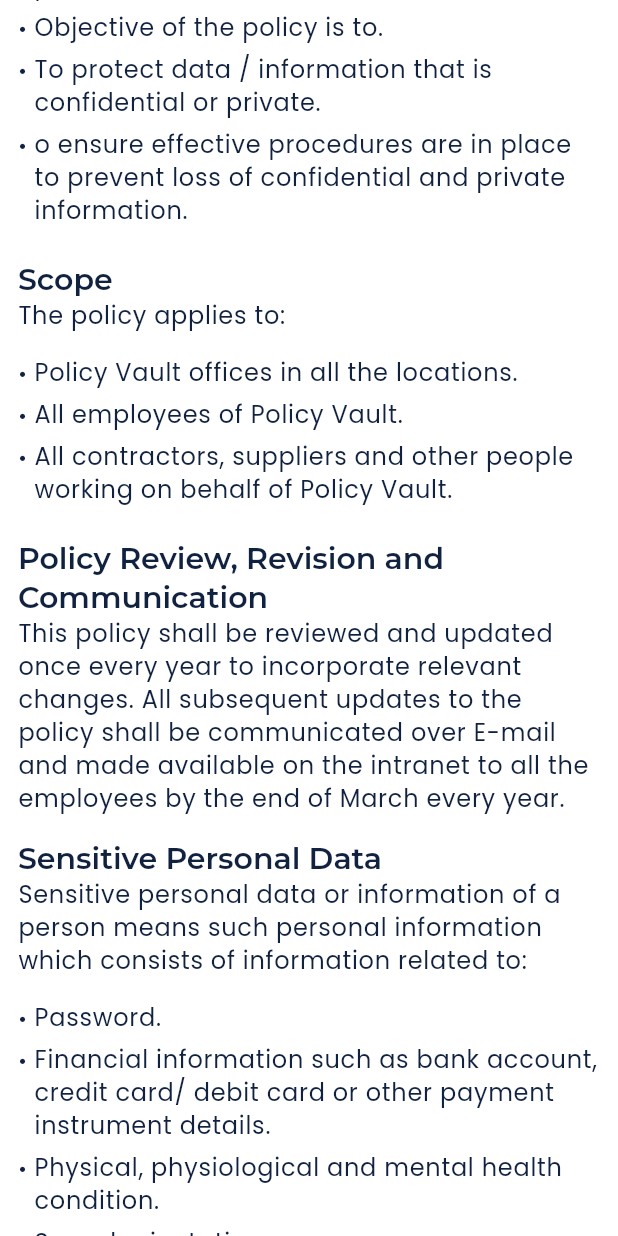
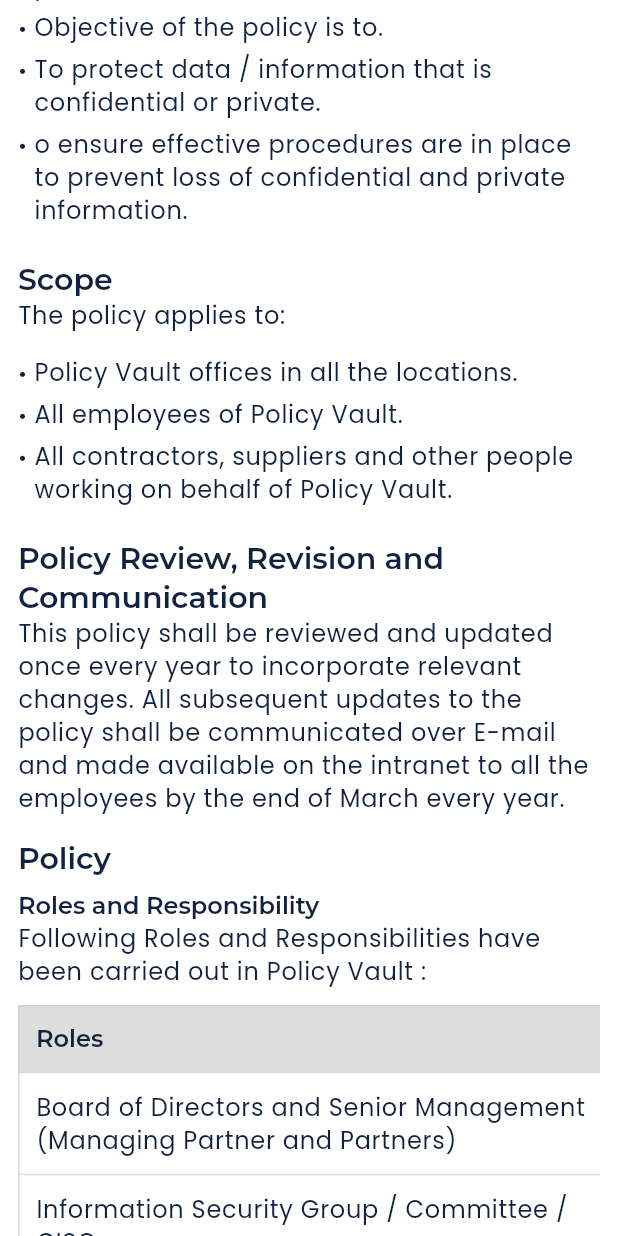
Before and after one commit to dharmendra7899/policy-vault-web, a Flutter app: the PolicySection widget shown alone on an empty page, opened directly, scrolled down 576 dp, on a phone screen of 412 x 824 dp. Run offline on Flutter 3.47's test engine with Material 3 defaults, Android fonts, the light colour scheme and no system bars; our stand-ins replace get, visibility_detector.

Commit message:
table added in privacy policy

```diff
--- a/lib/views/policy_section.dart
+++ b/lib/views/policy_section.dart
@@ -2,6 +2,7 @@
 import 'package:flutter/material.dart';
 import 'package:policy_vault_web/theme/colors.dart';
 import 'package:policy_vault_web/widgets/dotted_widget.dart';
+import 'package:policy_vault_web/widgets/roles_and_responsibilities_section.dart';
 import 'package:url_launcher/url_launcher.dart';
 
 class PolicySection extends StatelessWidget {
@@ -102,6 +103,31 @@
                 'This policy shall be reviewed and updated once every year to incorporate relevant changes. All subsequent updates to the policy shall be communicated over E-mail and made available on the intranet to all the employees by the end of March every year.',
                 style: style,
               ),
+              const SizedBox(height: 16),
+              Text(
+                'Policy',
+                style: Theme.of(context).textTheme.headlineMedium?.copyWith(
+                  color: appColors.secondary,
+                  fontSize: 20,
+                  fontWeight: FontWeight.w600,
+                ),
+              ),
+              const SizedBox(height: 8),
+              Text(
+                'Roles and Responsibility',
+                style: Theme.of(context).textTheme.headlineMedium?.copyWith(
+                  color: appColors.secondary,
+                  fontSize: 16,
+                  fontWeight: FontWeight.w600,
+                ),
+              ),
+              Text(
+                'Following Roles and Responsibilities have been carried out in Policy Vault :',
+                style: style,
+              ),
+
+              const SizedBox(height: 12),
+              RolesAndResponsibilitiesSection(),
               const SizedBox(height: 16),
               Text(
                 'Sensitive Personal Data',
@@ -338,7 +364,7 @@
                         fontSize: 18,
                         fontWeight: FontWeight.w500,
                         decoration: TextDecoration.underline,
-                        decorationColor: appColors.hoverColor
+                        decorationColor: appColors.hoverColor,
                       ),
                       recognizer: TapGestureRecognizer()
                         ..onTap = () => sendEmail(),
--- a/lib/widgets/nav_drawer.dart
+++ b/lib/widgets/nav_drawer.dart
@@ -44,22 +44,25 @@
   }
 
   Widget drawerItem(String title, String section, BuildContext context) {
-    return ListTile(
-      title: Text(
-        title,
-        style: TextTheme.of(context).titleLarge?.copyWith(
-          fontSize: 20,
-          fontWeight: FontWeight.w500,
-          color: appColors.appWhite,
+    return GestureDetector(
+      onTap: () {
+        navigationController.scrollTo(section);
+        navigationController.showPrivacy.value = false;
+        navigationController.showTerms.value = false;
+        Navigator.of(Get.context!).pop();
+      },
+      behavior: HitTestBehavior.opaque,
+      child: Padding(
+        padding: const EdgeInsets.all(20.0),
+        child: Text(
+          title,
+          style: TextTheme.of(context).titleLarge?.copyWith(
+            fontSize: 20,
+            fontWeight: FontWeight.w500,
+            color: appColors.appWhite,
+          ),
         ),
       ),
-      onTap: () {
-        navigationController.scrollTo(section);
-        navigationController.showPrivacy.value =false;
-        navigationController.showTerms.value =false;
-        Navigator.of(Get.context!).pop();
-      },
-
     );
   }
 }
--- /dev/null
+++ b/lib/widgets/roles_and_responsibilities_section.dart
@@ -0,0 +1,86 @@
+
+
+import 'package:flutter/material.dart';
+import 'package:policy_vault_web/theme/colors.dart';
+
+class RolesAndResponsibilitiesSection extends StatelessWidget {
+  const RolesAndResponsibilitiesSection({super.key});
+
+  @override
+  Widget build(BuildContext context) {
+    final TextStyle headerStyle = Theme.of(context).textTheme.headlineMedium!.copyWith(
+      color: appColors.secondary,
+      fontSize: 16,
+      fontWeight: FontWeight.w600,
+    );
+
+    final TextStyle cellStyle = Theme.of(context).textTheme.bodyLarge!.copyWith(
+      height: 1.4,
+      color: appColors.secondary,
+      fontWeight: FontWeight.w500,
+    );
+
+    return SingleChildScrollView(
+      scrollDirection: Axis.horizontal,
+      child: ConstrainedBox(
+        constraints: const BoxConstraints(minWidth: 800),
+        child: Table(
+          border: TableBorder.all(color: appColors.borderColor.withValues(alpha: 0.7), width: 1),
+          defaultVerticalAlignment: TableCellVerticalAlignment.top,
+          columnWidths: const {
+            0: FixedColumnWidth(400),
+            1: FixedColumnWidth(900),
+          },
+          children: [
+            _buildRow('Roles', 'Responsibilities', headerStyle, isHeader: true),
+            _buildRow(
+              'Board of Directors and Senior Management\n(Managing Partner and Partners)',
+              '• Overall responsibility for ensuring that Policy Vault complies with its legal obligations for data privacy.',
+              cellStyle,
+            ),
+            _buildRow(
+              'Information Security Group / Committee / CISO',
+              '• Briefing the board on data protection responsibilities.\n'
+                  '• Reviewing data protection and related policies.\n'
+                  '• Advising other staff on data protection issues.\n'
+                  '• Ensuring periodic security induction and training.\n'
+                  '• Handling subject access requests.\n'
+                  '• Approving unusual disclosures.\n'
+                  '• Approving contracts with processors.',
+              cellStyle,
+            ),
+            _buildRow(
+              'Department Head',
+              '• Responsible for establishing data protection practices.\n'
+                  '• Ensure Information Security Group is informed of data use changes.',
+              cellStyle,
+            ),
+            _buildRow(
+              'Staff / Team',
+              '• Must read, understand, and follow personal data policies.',
+              cellStyle,
+            ),
+          ],
+        ),
+      ),
+    );
+  }
+
+  TableRow _buildRow(String col1, String col2, TextStyle style, {bool isHeader = false}) {
+    return TableRow(
+      decoration: isHeader
+          ? BoxDecoration(color: appColors.borderColor.withValues(alpha: 0.7))
+          : null,
+      children: [
+        Padding(
+          padding: const EdgeInsets.all(12.0),
+          child: Text(col1, style: style),
+        ),
+        Padding(
+          padding: const EdgeInsets.all(12.0),
+          child: Text(col2, style: style),
+        ),
+      ],
+    );
+  }
+}
```
Also changed, not shown: 2 other files.
